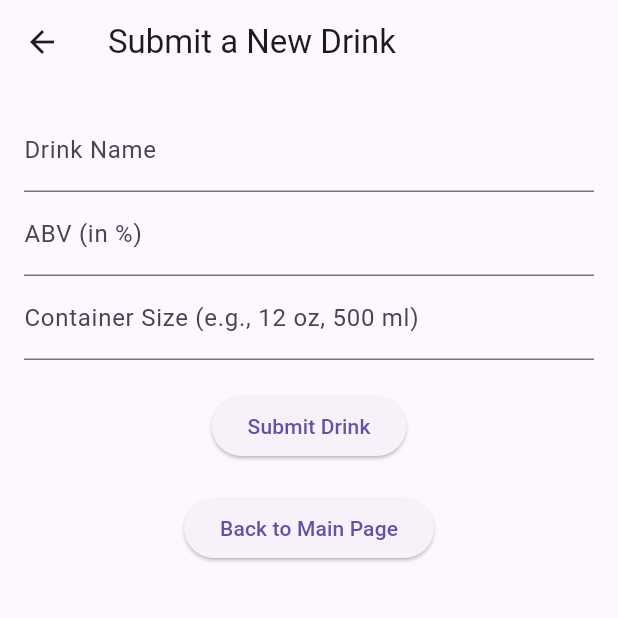
After one commit to kevinhesss/alcalc, a Flutter app: the screen it shows after launch, after a tap on "Suggest a New Drink", on a phone screen of 412 x 824 dp, the top half of it. The commit adds this screen. Run offline on Flutter 3.47's test engine with Material 3 defaults, Android fonts, the phone set to English and light mode, and no system bars; our stand-ins replace cloud_firestore, firebase_core; accounts and stored records are empty.

Commit message:
9/16/2024 Commit

```diff
--- /dev/null
+++ b/lib/drinkFormPage.dart
@@ -0,0 +1,89 @@
+import 'package:flutter/material.dart';
+import 'package:cloud_firestore/cloud_firestore.dart';
+
+class DrinkFormPage extends StatefulWidget {
+  @override
+  _DrinkFormPageState createState() => _DrinkFormPageState();
+}
+
+class _DrinkFormPageState extends State<DrinkFormPage> {
+  final TextEditingController _nameController = TextEditingController();
+  final TextEditingController _abvController = TextEditingController();
+  final TextEditingController _containerSizeController = TextEditingController();
+
+  Future<void> _submitDrink() async {
+    final String name = _nameController.text;
+    final String abv = _abvController.text;
+    final String containerSize = _containerSizeController.text;
+
+    if (name.isNotEmpty && abv.isNotEmpty && containerSize.isNotEmpty) {
+      try {
+        // Add a new document to the "Suggestions" collection
+        await FirebaseFirestore.instance.collection('Suggestions').add({
+          'name': name,
+          'abv': double.tryParse(abv) ?? 0.0, // Convert ABV to float
+          'container_size': containerSize,
+          'timestamp': FieldValue.serverTimestamp(),
+        });
+
+        ScaffoldMessenger.of(context).showSnackBar(
+          SnackBar(content: Text('Drink submitted successfully!')),
+        );
+
+        // Clear the text fields
+        _nameController.clear();
+        _abvController.clear();
+        _containerSizeController.clear();
+      } catch (e) {
+        ScaffoldMessenger.of(context).showSnackBar(
+          SnackBar(content: Text('Failed to submit drink: $e')),
+        );
+      }
+    } else {
+      ScaffoldMessenger.of(context).showSnackBar(
+        SnackBar(content: Text('Please fill in all fields')),
+      );
+    }
+  }
+
+  @override
+  Widget build(BuildContext context) {
+    return Scaffold(
+      appBar: AppBar(
+        title: Text('Submit a New Drink'),
+      ),
+      body: Padding(
+        padding: const EdgeInsets.all(16.0),
+        child: Column(
+          children: [
+            TextField(
+              controller: _nameController,
+              decoration: InputDecoration(labelText: 'Drink Name'),
+            ),
+            TextField(
+              controller: _abvController,
+              decoration: InputDecoration(labelText: 'ABV (in %)'),
+              keyboardType: TextInputType.number,
+            ),
+            TextField(
+              controller: _containerSizeController,
+              decoration: InputDecoration(labelText: 'Container Size (e.g., 12 oz, 500 ml)'),
+            ),
+            SizedBox(height: 20),
+            ElevatedButton(
+              onPressed: _submitDrink,
+              child: Text('Submit Drink'),
+            ),
+            SizedBox(height: 20), // Adds space between buttons
+            ElevatedButton(
+              onPressed: () {
+                Navigator.pop(context); // This will take you back to the previous page (Main page)
+              },
+              child: Text('Back to Main Page'),
+            ),
+          ],
+        ),
+      ),
+    );
+  }
+}
--- a/lib/main.dart
+++ b/lib/main.dart
@@ -1,6 +1,7 @@
 import 'package:flutter/material.dart';
 import 'package:firebase_core/firebase_core.dart';
 import 'package:cloud_firestore/cloud_firestore.dart';
+import 'drinkFormPage.dart'; // Import the drink form page
 
 Future<void> main() async {
   WidgetsFlutterBinding.ensureInitialized();
@@ -12,7 +13,8 @@ Future<void> main() async {
       storageBucket: "alculator-ee2b5.appspot.com",
       messagingSenderId: "688366562269",
       appId: "1:688366562269:web:6b9e4906a2760318f92434",
-        measurementId: "G-9CQXPPBN4N"),
+      measurementId: "G-9CQXPPBN4N",
+    ),
   );
   runApp(MyApp());
 }
@@ -33,9 +35,8 @@ class AlcoholCalculator extends StatefulWidget {
 }
 
 class _AlcoholCalculatorState extends State<AlcoholCalculator> {
-  /// Define Variables
-  String? _inputType = "Shots of Aubrey's Gin";
-  String? _outputType = "Shots of Aubrey's Gin";
+  String? _inputType = "Search for Input Drink Name";
+  String? _outputType = "Search for Output Drink Name";
   double? _inputABV;
   double? _outputABV;
   String? _result;
@@ -46,15 +47,12 @@ class _AlcoholCalculatorState extends State<AlcoholCalculator> {
   final ScrollController _scrollController = ScrollController();
 
   @override
-
-  /// Initialize the State???
   void initState() {
     super.initState();
     fetchABVs();
     fetchDrinkNames();
   }
 
-  /// Get Names From Firebase For Dropdowns
   Future<void> fetchDrinkNames() async {
     QuerySnapshot snapshot =
         await FirebaseFirestore.instance.collection('Dranks').get();
@@ -65,7 +63,6 @@ class _AlcoholCalculatorState extends State<AlcoholCalculator> {
     });
   }
 
-  /// Get Data From Firebase
   Future<void> fetchABVs() async {
     final inputTypeDoc = await FirebaseFirestore.instance
         .collection('Dranks')
@@ -79,31 +76,23 @@ class _AlcoholCalculatorState extends State<AlcoholCalculator> {
 
     if (inputTypeDoc.docs.isNotEmpty) {
       final data = inputTypeDoc.docs.first.data();
-      if (data != null) {
       setState(() {
         _inputABV = (data['ABV'] as num).toDouble();
         _inputAmountInOz = (data['amount'] as num).toDouble();
       });
     }
-    }
 
     if (outputTypeDoc.docs.isNotEmpty) {
       final data = outputTypeDoc.docs.first.data();
-      if (data != null) {
       setState(() {
         _outputABV = (data['ABV'] as num).toDouble();
         _outputAmountInOz = (data['amount'] as num).toDouble();
-
-          ///print("/ / / / / / / / /fetchABVS: OutputABV : $_outputABV  OutputAmtInOZ : $_outputAmountInOz");
-
       });
-      }
     }
 
     calculateResult();
   }
 
-  /// Calculate Output
   void calculateResult() {
     if (_enteredAmount != null &&
         _inputABV != null &&
@@ -111,7 +100,8 @@ class _AlcoholCalculatorState extends State<AlcoholCalculator> {
         _inputAmountInOz != null &&
         _outputAmountInOz != null) {
       double outputtedNumber =
-          (_enteredAmount! * _inputAmountInOz! * _inputABV!) / (_outputAmountInOz! * _outputABV!);
+          (_enteredAmount! * _inputAmountInOz! * _inputABV!) /
+              (_outputAmountInOz! * _outputABV!);
       setState(() {
         _result =
             'There is the equivalent of ${outputtedNumber.toStringAsFixed(2)} $_outputType in $_enteredAmount $_inputType';
@@ -148,15 +138,10 @@ class _AlcoholCalculatorState extends State<AlcoholCalculator> {
                 crossAxisAlignment: CrossAxisAlignment.center,
                 children: [
                   SizedBox(height: 80),
-
-                  ///"How Many"
                   Text('How many',
                       style:
                           TextStyle(fontSize: 25, fontWeight: FontWeight.bold)),
-
                   SizedBox(height: 20),
-
-                  ///Output Drink Type Field
                   Autocomplete<String>(
                     optionsBuilder: (TextEditingValue textEditingValue) {
                       return _drinkNames.where((String name) {
@@ -178,21 +163,9 @@ class _AlcoholCalculatorState extends State<AlcoholCalculator> {
                         controller: textEditingController,
                         focusNode: focusNode,
                         decoration: InputDecoration(
-                          hintText: "Shots of Aubrey's Gin",
+                          hintText: "Search for Input Drink Name",
                           contentPadding: EdgeInsets.symmetric(vertical: 10),
                         ),
-                        onTap: () {
-                          textEditingController.selection = TextSelection(
-                            baseOffset: 0,
-                            extentOffset:
-                                textEditingController.value.text.length,
-                          );
-                          _scrollController.animateTo(
-                            150.0,
-                            duration: Duration(milliseconds: 100),
-                            curve: Curves.easeInOut,
-                          );
-                        },
                         textAlign: TextAlign.center,
                         onFieldSubmitted: (String value) {
                           fetchABVs();
@@ -202,30 +175,17 @@ class _AlcoholCalculatorState extends State<AlcoholCalculator> {
                       );
                     },
                   ),
-
                   SizedBox(height: 20),
-
-                  ///"Are In"
                   Text('Are in',
-                      style: TextStyle(
-                          fontSize: 25,
-                          fontFamily: 'Roboto',
-                          fontWeight: FontWeight.bold)),
-
+                      style:
+                          TextStyle(fontSize: 25, fontWeight: FontWeight.bold)),
                   SizedBox(height: 20),
-
-                  ///Input Drink Number Field
                   TextFormField(
                     keyboardType:
                         TextInputType.numberWithOptions(decimal: true),
                     onChanged: (value) {
                       if (value.isNotEmpty) {
-                        double? enteredAmount;
-                        if (value.contains('.')) {
-                          enteredAmount = double.tryParse(value);
-                        } else {
-                          enteredAmount = int.tryParse(value)?.toDouble();
-                        }
+                        double? enteredAmount = double.tryParse(value);
                         if (enteredAmount != null) {
                           setState(() {
                             _enteredAmount = enteredAmount;
@@ -241,10 +201,7 @@ class _AlcoholCalculatorState extends State<AlcoholCalculator> {
                     ),
                     textAlign: TextAlign.center,
                   ),
-
                   SizedBox(height: 20),
-
-                  /// Input Drink Type Field
                   Autocomplete<String>(
                     optionsBuilder: (TextEditingValue textEditingValue) {
                       return _drinkNames.where((String name) {
@@ -266,21 +223,9 @@ class _AlcoholCalculatorState extends State<AlcoholCalculator> {
                         controller: textEditingController,
                         focusNode: focusNode,
                         decoration: InputDecoration(
-                          hintText: "Shots of Aubrey's Gin",
+                          hintText: "Search for Output Drink Name",
                           contentPadding: EdgeInsets.symmetric(vertical: 10),
                         ),
-                        onTap: () {
-                          textEditingController.selection = TextSelection(
-                            baseOffset: 0,
-                            extentOffset:
-                                textEditingController.value.text.length,
-                          );
-                          _scrollController.animateTo(
-                            250.0,
-                            duration: Duration(milliseconds: 100),
-                            curve: Curves.easeInOut,
-                          );
-                        },
                         textAlign: TextAlign.center,
                         onFieldSubmitted: (String value) {
                           fetchABVs();
@@ -290,10 +235,7 @@ class _AlcoholCalculatorState extends State<AlcoholCalculator> {
                       );
                     },
                   ),
-
                   SizedBox(height: 20),
-
-                  /// Make Output Text
                   if (_result != null)
                     Text(
                       '$_result',
@@ -304,12 +246,28 @@ class _AlcoholCalculatorState extends State<AlcoholCalculator> {
                       ),
                       textAlign: TextAlign.center,
                     ),
+                  SizedBox(height: 40), // Add some spacing before the button
                 ],
               ),
             ),
           ),
         ),
       ),
+      floatingActionButton: Container(
+          child: ElevatedButton(
+            style: ButtonStyle(elevation: WidgetStateProperty.all(7)),
+            onPressed: () {
+              // Navigate to DrinkFormPage
+              Navigator.push(
+                context,
+                MaterialPageRoute(builder: (context) => DrinkFormPage()),
+              );
+            },
+            child: Text("Suggest a New Drink"),
+          ),
+        ),
+      // ),
+      floatingActionButtonLocation: FloatingActionButtonLocation.centerFloat,
     );
   }
 
```
Lines whose indentation alone changed are shown as unchanged.
